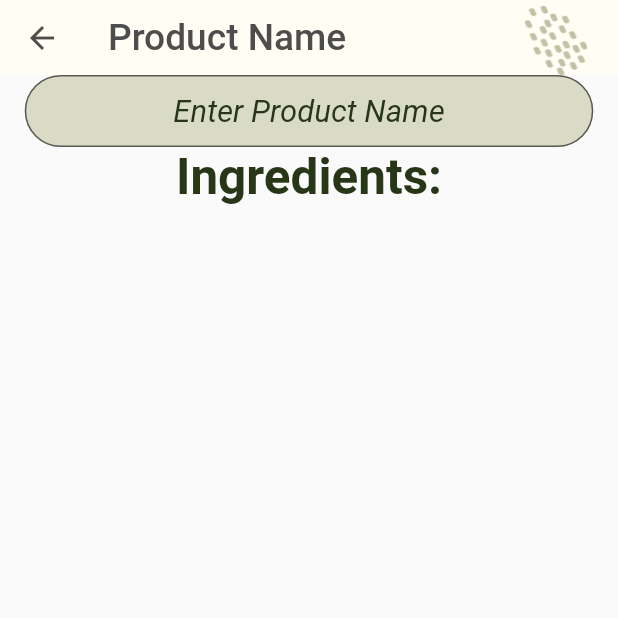
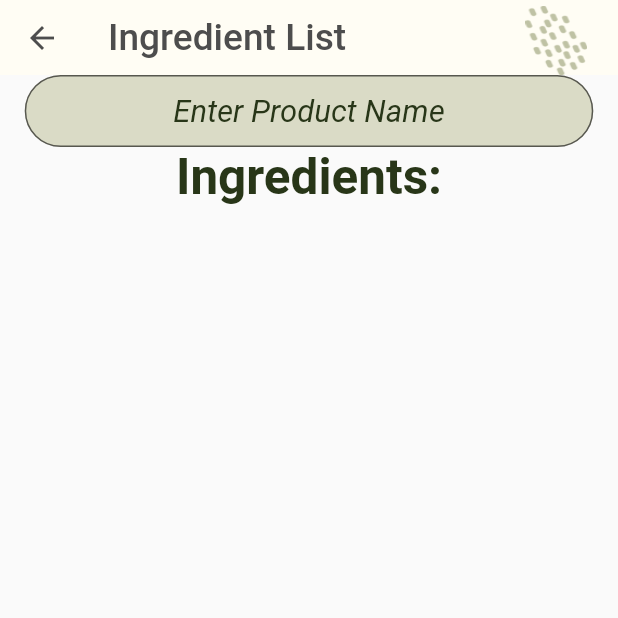
Before and after one commit to adeenasaifullah/Skin_Scan, a Flutter app: the IngredientsList screen opened directly with empty values, on a phone screen of 412 x 824 dp, the top half of it. Run offline on Flutter 3.47's test engine with Material 2 defaults, Android fonts, the phone set to English and light mode, and no system bars; our stand-ins replace animated_splash_screen, camera, cloud_firestore, firebase_auth, firebase_core, fl_chart and 9 more; missing offline and left inert: custom_top_navigator, flutter_mobile_vision_2; accounts and stored records are empty; network calls fail; Roboto replaces fonts that are missing (Rambla).

Commit message:
- OCR implemented with Future Builder

```diff
--- a/lib/ingredient_scan_feature/ingredient_list.dart
+++ b/lib/ingredient_scan_feature/ingredient_list.dart
@@ -2,25 +2,45 @@ import 'package:flutter/cupertino.dart';
 import 'package:flutter/foundation.dart';
 import 'package:flutter/material.dart';
 import 'package:google_fonts/google_fonts.dart';
+import 'package:provider/provider.dart';
 import 'package:skin_scan/entities/ingredient_entities.dart';
 import 'package:skin_scan/utilities/utility.dart';
 import '../ingredient_search_feature/ingredient_details.dart';
 import '../main.dart';
+import '../provider/ingredient_provider.dart';
 
 class IngredientsList extends StatefulWidget {
-  final List<Ingredient> IngredientList ;
-  const IngredientsList({Key? key, required this.IngredientList}) : super(key: key);
+  final List<String> ingredientName ;
+  const IngredientsList({Key? key, required this.ingredientName}) : super(key: key);
 
   @override
   _IngredientsListState createState() => _IngredientsListState();
 }
 
 class _IngredientsListState extends State<IngredientsList> {
+  List<Ingredient> ingredientList = [];
+
+  // void initState() {
+  //   super.initState();
+  //   ExtractIngredientInfo(context, widget.ingredientName);
+  //
+  // }
+
+  Future<List<Ingredient>> ExtractIngredientInfo(context, List<String> ingredientName) async {
+    Provider.of<IngredientProvider>(context,listen: false).ingredientList.clear();
+    for(String name in ingredientName){
+      //print(name);
+      await Provider.of<IngredientProvider>(context,listen: false).getIngredientInfo(name);
+    }
+    ingredientList = await Provider.of<IngredientProvider>(context,listen: false).ingredientList;
+    //print("here");
+    return ingredientList;
+  }
 
   @override
   Widget build(BuildContext context) {
     return Scaffold(
-      appBar: AppBarDetails(screenName: 'Product Name'),
+      appBar: AppBarDetails(screenName: 'Ingredient List'),
       // bottomNavigationBar: BottomBar(),
       body: Container(
         child: Column(
@@ -51,16 +71,25 @@ class _IngredientsListState extends State<IngredientsList> {
             ),
             ReemKufi_Green_Bold(
                 textValue: 'Ingredients:', size: displayHeight(context) * 0.04),
-            Expanded(
+            FutureBuilder(
+                future : ExtractIngredientInfo(context, widget.ingredientName),
+                builder: (context, AsyncSnapshot<List<Ingredient>> snapshot){
+                  if(!snapshot.hasData){
+                    return Center(child: CircularProgressIndicator());
+                  }
+                  else{
+                    //print("here ak lle");
+                    print(snapshot.data?.length);
+                    return Expanded(
                       child: ListView.builder(
-                  itemCount: widget.IngredientList.length,
+                          itemCount: snapshot.data?.length,
                           itemBuilder: (context, index) {
-                    print(widget.IngredientList[index].ingredientName);
+                            print(snapshot.data?.length);
                             return InkWell(
                               onTap: () {
                                 Navigator.of(context).push(MaterialPageRoute(
                                     builder: (context) => IngredientDetails(
-                                ingredient: widget.IngredientList[index])));
+                                        ingredient: snapshot.data![index])));
                               },
                               child: Container(
                                   alignment: Alignment.center,
@@ -77,7 +106,7 @@ class _IngredientsListState extends State<IngredientsList> {
                                       mainAxisAlignment: MainAxisAlignment.spaceBetween,
                                       children: [
                                         ReemKufi_Green_Italic(
-                                    textValue: widget.IngredientList[index].ingredientName,
+                                            textValue: snapshot.data![index].ingredientName,
                                             size: displayHeight(context) * 0.02),
                                         IconButton(
                                             onPressed: () {
@@ -87,7 +116,7 @@ class _IngredientsListState extends State<IngredientsList> {
                                                     builder: (context) =>
                                                         IngredientDetails(
                                                             ingredient:
-                                                    widget.IngredientList[index]),
+                                                            snapshot.data![index]),
                                                   ));
                                             },
                                             icon: Icon(Icons.arrow_forward_rounded)),
@@ -96,6 +125,9 @@ class _IngredientsListState extends State<IngredientsList> {
                                   )),
                             );
                           }),
+                    );
+                  }
+                }
                 )
           ],
         ),
```
Also changed, not shown: lib/ingredient_scan_feature/ocr_scan.dart (+9 -9 lines). Lines whose indentation alone changed are shown as unchanged.
